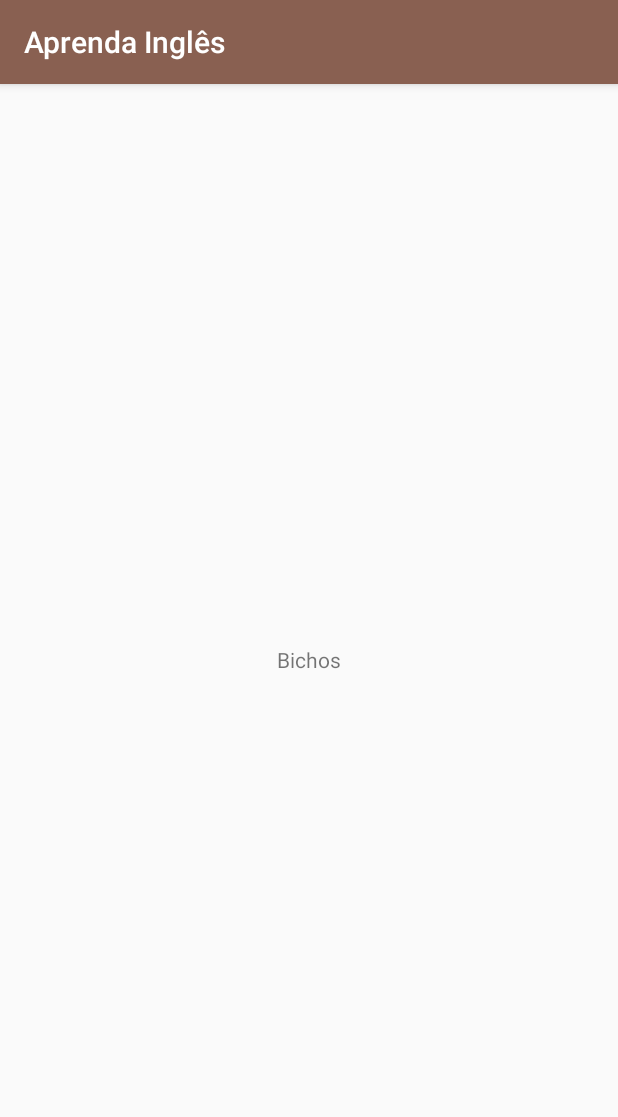
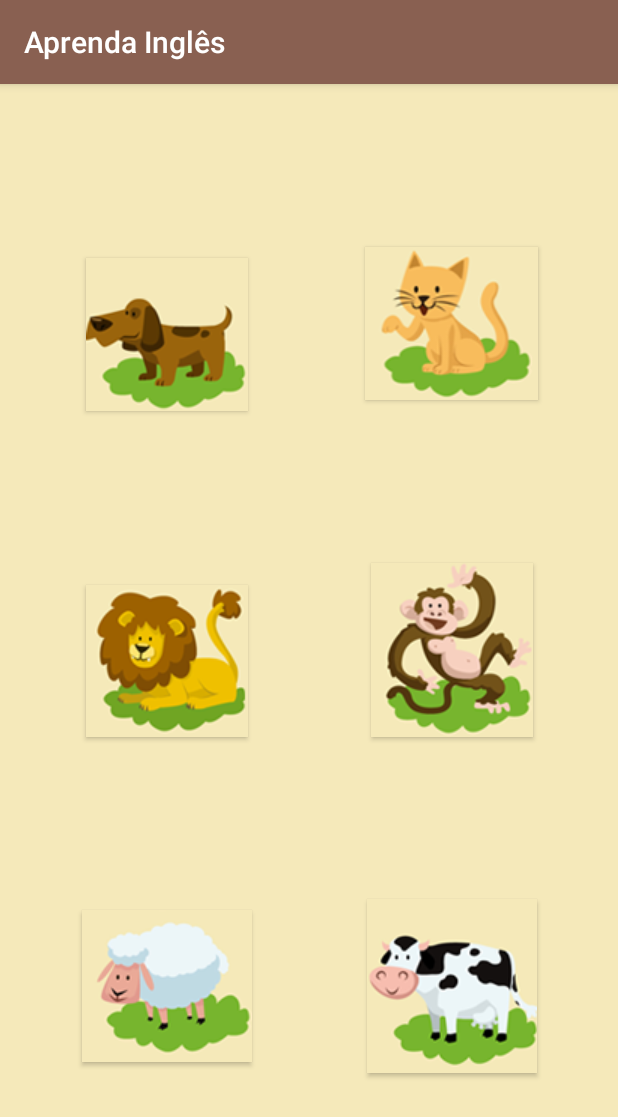
Before and after one commit to jhoni-costa/app_aprenda_ingles, an Android app: the fragment BichosFragment shown on its own in the app's theme, on a phone screen of 412 x 824 dp. Shown: the top 1117 px of the screen. Run offline under Robolectric (Android 15) with nearby library versions, the phone set to English and light mode, and no system bars.

Commit message:
Layout Fragment Bichos

```diff
--- a/app/src/main/AndroidManifest.xml
+++ b/app/src/main/AndroidManifest.xml
@@ -10,7 +10,7 @@
         android:supportsRtl="true"
         android:theme="@style/AppTheme">
         <activity
-            android:name=".MainActivity"
+            android:name=".activitys.MainActivity"
             android:label="@string/app_name">
             <intent-filter>
                 <action android:name="android.intent.action.MAIN" />
--- a/app/src/main/java/br/com/jhonicosta/aprendaingles/MainActivity.java
+++ b/app/src/main/java/br/com/jhonicosta/aprendaingles/activitys/MainActivity.java
@@ -1,4 +1,4 @@
-package br.com.jhonicosta.aprendaingles;
+package br.com.jhonicosta.aprendaingles.activitys;
 
 import android.os.Bundle;
 import android.support.annotation.NonNull;
@@ -13,6 +13,7 @@ import com.ogaclejapan.smarttablayout.utils.v4.FragmentPagerItem;
 import com.ogaclejapan.smarttablayout.utils.v4.FragmentPagerItemAdapter;
 import com.ogaclejapan.smarttablayout.utils.v4.FragmentPagerItems;
 
+import br.com.jhonicosta.aprendaingles.R;
 import br.com.jhonicosta.aprendaingles.fragments.BichosFragment;
 import br.com.jhonicosta.aprendaingles.fragments.NumerosFragment;
 import br.com.jhonicosta.aprendaingles.fragments.VogaisFragment;
--- a/app/src/main/java/br/com/jhonicosta/aprendaingles/fragments/BichosFragment.java
+++ b/app/src/main/java/br/com/jhonicosta/aprendaingles/fragments/BichosFragment.java
@@ -5,11 +5,13 @@ import android.support.v4.app.Fragment;
 import android.view.LayoutInflater;
 import android.view.View;
 import android.view.ViewGroup;
+import android.widget.Button;
 
 import br.com.jhonicosta.aprendaingles.R;
 
 public class BichosFragment extends Fragment {
 
+    private Button cao, gato, leao, macaco, ovelha, vaca;
 
     public BichosFragment() {
     }
@@ -17,7 +19,11 @@ public class BichosFragment extends Fragment {
     @Override
     public View onCreateView(LayoutInflater inflater, ViewGroup container,
                              Bundle savedInstanceState) {
-        return inflater.inflate(R.layout.fragment_bichos, container, false);
+        View view = inflater.inflate(R.layout.fragment_bichos, container, false);
+
+        cao = view.findViewById(R.id.cao);
+
+        return view;
     }
 
 }
--- a/app/src/main/res/layout/activity_main.xml
+++ b/app/src/main/res/layout/activity_main.xml
@@ -6,7 +6,7 @@
     android:layout_width="match_parent"
     android:layout_height="match_parent"
     android:orientation="vertical"
-    tools:context=".MainActivity">
+    tools:context=".activitys.MainActivity">
 
     <com.ogaclejapan.smarttablayout.SmartTabLayout
         android:id="@+id/viewpagertab"
--- a/app/src/main/res/layout/fragment_bichos.xml
+++ b/app/src/main/res/layout/fragment_bichos.xml
@@ -1,14 +1,83 @@
 <?xml version="1.0" encoding="utf-8"?>
-<FrameLayout xmlns:android="http://schemas.android.com/apk/res/android"
+<android.support.constraint.ConstraintLayout xmlns:android="http://schemas.android.com/apk/res/android"
+    xmlns:app="http://schemas.android.com/apk/res-auto"
     xmlns:tools="http://schemas.android.com/tools"
     android:layout_width="match_parent"
     android:layout_height="match_parent"
-    tools:context=".fragments.BichosFragment">
+    android:background="@color/colorAccent"
+    tools:context=".fragments.BichosFragment"
+    tools:layout_editor_absoluteY="81dp">
 
-    <TextView
-        android:layout_width="match_parent"
-        android:layout_height="match_parent"
-        android:gravity="center"
-        android:text="@string/fragment_bichos_name" />
+    <Button
+        android:id="@+id/cao"
+        android:layout_width="wrap_content"
+        android:layout_height="wrap_content"
+        android:layout_marginStart="16dp"
+        android:background="@drawable/cao"
+        app:layout_constraintBottom_toTopOf="@+id/leao"
+        app:layout_constraintEnd_toStartOf="@+id/guideline"
+        app:layout_constraintStart_toStartOf="parent"
+        app:layout_constraintTop_toTopOf="parent" />
 
-</FrameLayout>
+    <Button
+        android:id="@+id/gato"
+        android:layout_width="115dp"
+        android:layout_height="wrap_content"
+        android:layout_marginEnd="16dp"
+        android:background="@drawable/gato"
+        app:layout_constraintBottom_toTopOf="@+id/macaco"
+        app:layout_constraintEnd_toEndOf="parent"
+        app:layout_constraintStart_toStartOf="@+id/guideline"
+        app:layout_constraintTop_toTopOf="parent" />
+
+    <Button
+        android:id="@+id/macaco"
+        android:layout_width="wrap_content"
+        android:layout_height="wrap_content"
+        android:layout_marginEnd="16dp"
+        android:background="@drawable/macaco"
+        app:layout_constraintBottom_toTopOf="@+id/vaca"
+        app:layout_constraintEnd_toEndOf="parent"
+        app:layout_constraintStart_toStartOf="@+id/guideline"
+        app:layout_constraintTop_toBottomOf="@+id/gato" />
+
+    <Button
+        android:id="@+id/leao"
+        android:layout_width="wrap_content"
+        android:layout_height="wrap_content"
+        android:layout_marginStart="16dp"
+        android:background="@drawable/leao"
+        app:layout_constraintBottom_toTopOf="@+id/ovelha"
+        app:layout_constraintEnd_toStartOf="@+id/guideline"
+        app:layout_constraintStart_toStartOf="parent"
+        app:layout_constraintTop_toBottomOf="@+id/cao" />
+
+    <Button
+        android:id="@+id/ovelha"
+        android:layout_width="wrap_content"
+        android:layout_height="wrap_content"
+        android:layout_marginStart="16dp"
+        android:background="@drawable/ovelha"
+        app:layout_constraintBottom_toBottomOf="parent"
+        app:layout_constraintEnd_toStartOf="@+id/guideline"
+        app:layout_constraintStart_toStartOf="parent"
+        app:layout_constraintTop_toBottomOf="@+id/leao" />
+
+    <Button
+        android:id="@+id/vaca"
+        android:layout_width="wrap_content"
+        android:layout_height="wrap_content"
+        android:layout_marginEnd="16dp"
+        android:background="@drawable/vaca"
+        app:layout_constraintBottom_toBottomOf="parent"
+        app:layout_constraintEnd_toEndOf="parent"
+        app:layout_constraintStart_toStartOf="@+id/guideline"
+        app:layout_constraintTop_toBottomOf="@+id/macaco" />
+
+    <android.support.constraint.Guideline
+        android:id="@+id/guideline"
+        android:layout_width="wrap_content"
+        android:layout_height="wrap_content"
+        android:orientation="vertical"
+        app:layout_constraintGuide_percent="0.5" />
+</android.support.constraint.ConstraintLayout>
--- a/app/src/main/res/values/colors.xml
+++ b/app/src/main/res/values/colors.xml
@@ -2,5 +2,5 @@
 <resources>
     <color name="colorPrimary">#896051</color>
     <color name="colorPrimaryDark">#68463c</color>
-    <color name="colorAccent">#fffece</color>
+    <color name="colorAccent">#f5e9ba</color>
 </resources>
```
